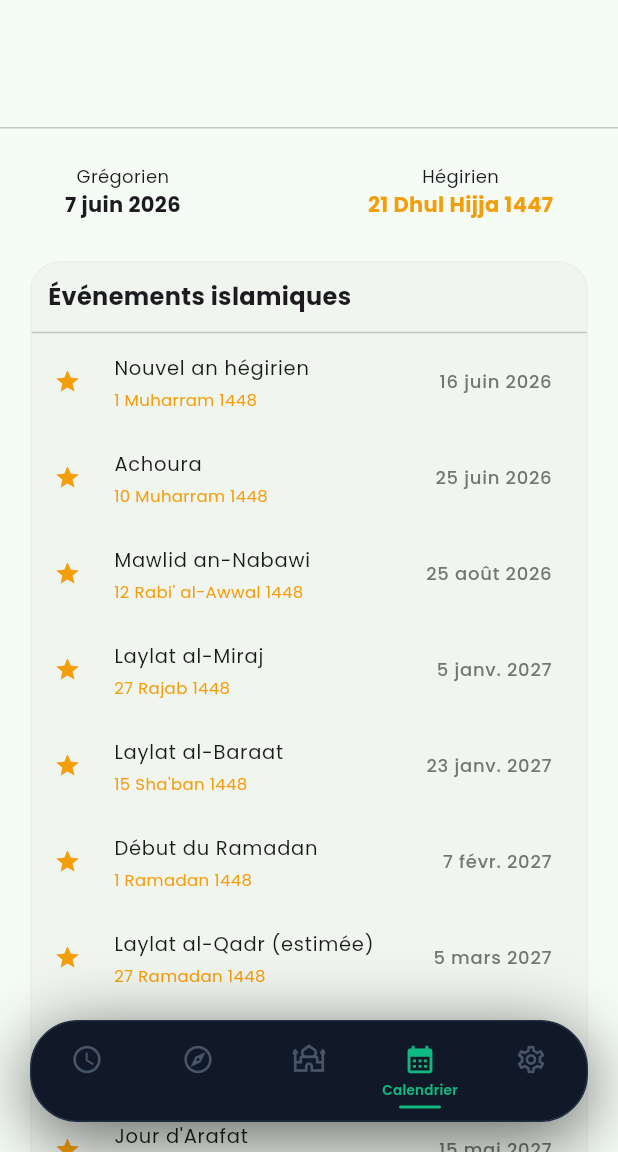
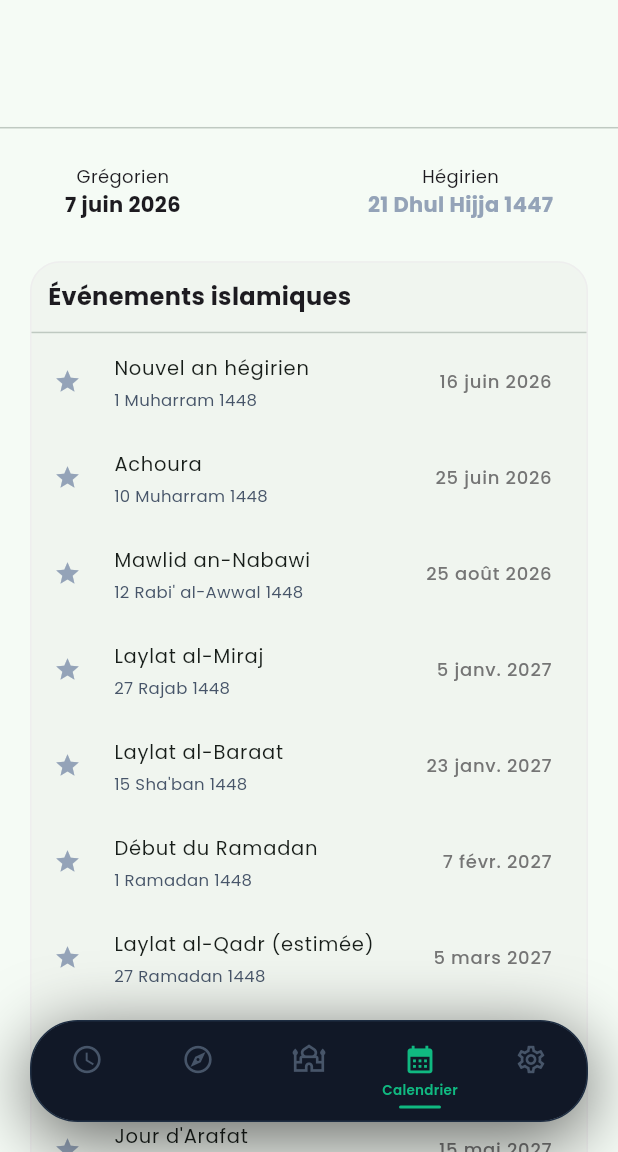
Before and after one commit to Curry-976/salah, a Flutter app: the screen it shows after launch, item 4 of the bottom bar chosen, scrolled down 576 dp, on a phone screen of 412 x 824 dp, the part 84-1236 px from its top. Run offline on Flutter 3.47's test engine with Material 3 defaults, Android fonts, the phone set to English and light mode, and no system bars; our stand-ins replace adhan, flutter_animate, flutter_compass, flutter_local_notifications, flutter_map, geocoding and 5 more; missing offline and left inert: flutter_qiblah; network calls fail.

Commit message:
refactor: réserve sémantique gold — uniquement prière active
AppColors.gold est maintenant exclusif aux états isNext :
prayer_list.dart (accent/bg/border/badge SUIVANT) et
next_prayer_banner.dart (nom arabe).

Remplacements par contexte sémantique :
- HijriDateCard : textMuted/textSecondary/textPrimary (widget utilitaire)
- Calendrier : greenLight pour isToday et event dot, textMuted pour
  le numéro hégirien secondaire, textSecondary pour événements
- Mosquées : greenLight pour le marqueur sélectionné, textMuted
  pour secteur/icône de localisation
- Qibla : textPrimary pour titre, textSecondary pour labels boussole,
  greenLight pour aiguille, green pour pivot central, border pour anneau
- Header home : textPrimary pour le titre arabe الصلوات الخمس
- Theme : secondary greenLight dans darkTheme et lightTheme

Co-Authored-By: Claude Sonnet 4.6 <noreply@anthropic.com>

```diff
--- a/lib/screens/calendar_screen.dart
+++ b/lib/screens/calendar_screen.dart
@@ -127,7 +127,7 @@ class _MonthNavigator extends StatelessWidget {
               ),
               Text(
                 hijri.formatMonthYear(),
-                style: const TextStyle(color: AppColors.gold, fontSize: 13),
+                style: const TextStyle(color: AppColors.textMuted, fontSize: 13),
               ),
             ],
           ),
@@ -206,11 +206,11 @@ class _CalendarGrid extends StatelessWidget {
                     color: isSelected
                         ? AppColors.green
                         : isToday
-                            ? AppColors.gold.withOpacity(0.2)
+                            ? AppColors.greenLight.withOpacity(0.15)
                             : null,
                     borderRadius: BorderRadius.circular(8),
                     border: isToday && !isSelected
-                        ? Border.all(color: AppColors.gold, width: 1.5)
+                        ? Border.all(color: AppColors.greenLight, width: 1.5)
                         : null,
                   ),
                   child: Column(
@@ -229,7 +229,7 @@ class _CalendarGrid extends StatelessWidget {
                           fontSize: 10,
                           color: isSelected
                               ? Colors.white.withOpacity(0.8)
-                              : AppColors.gold,
+                              : AppColors.textMuted,
                         ),
                       ),
                       if (hasEvent)
@@ -238,7 +238,7 @@ class _CalendarGrid extends StatelessWidget {
                           height: 5,
                           margin: const EdgeInsets.only(top: 1),
                           decoration: BoxDecoration(
-                            color: isSelected ? Colors.white : AppColors.gold,
+                            color: isSelected ? Colors.white : AppColors.greenLight,
                             shape: BoxShape.circle,
                           ),
                         ),
@@ -290,7 +290,7 @@ class _SelectedDayInfo extends StatelessWidget {
               Text(
                 hijri.format(),
                 style: const TextStyle(
-                    fontWeight: FontWeight.bold, color: AppColors.gold),
+                    fontWeight: FontWeight.bold, color: AppColors.textSecondary),
               ),
             ],
           ),
@@ -353,11 +353,11 @@ class _IslamicEventsCard extends StatelessWidget {
             for (final e in events)
               ListTile(
                 dense: true,
-                leading: const Icon(Icons.star, color: AppColors.gold, size: 18),
+                leading: const Icon(Icons.star, color: AppColors.textSecondary, size: 18),
                 title: Text(e.name),
                 subtitle: Text(
                   e.hijri.format(),
-                  style: const TextStyle(fontSize: 11, color: AppColors.gold),
+                  style: const TextStyle(fontSize: 11, color: AppColors.textMuted),
                 ),
                 trailing: Text(
                   fmt.format(e.greg),
--- a/lib/screens/home_screen.dart
+++ b/lib/screens/home_screen.dart
@@ -370,7 +370,7 @@ class _PrayerHeader extends StatelessWidget {
                         const Text(
                           'الصلوات الخمس',
                           style: TextStyle(
-                            color: AppColors.gold,
+                            color: AppColors.textPrimary,
                             fontSize: 26,
                             fontWeight: FontWeight.bold,
                             height: 1.1,
--- a/lib/utils/theme.dart
+++ b/lib/utils/theme.dart
@@ -48,7 +48,7 @@ class AppTheme {
     scaffoldBackgroundColor: AppColors.bgDark,
     colorScheme: const ColorScheme.dark(
       primary: AppColors.green,
-      secondary: AppColors.gold,
+      secondary: AppColors.greenLight,
       surface: AppColors.surface,
       onPrimary: Colors.white,
       onSecondary: Colors.black,
@@ -128,7 +128,7 @@ class AppTheme {
     useMaterial3: true,
     colorScheme: ColorScheme.fromSeed(
       seedColor: AppColors.green,
-      secondary: AppColors.gold,
+      secondary: AppColors.greenLight,
       brightness: Brightness.light,
     ),
     textTheme: GoogleFonts.poppinsTextTheme(),
```
Also changed, not shown: lib/screens/mosques_screen.dart (+4 -4 lines), lib/screens/qibla_screen.dart (+6 -6 lines), lib/widgets/hijri_date_card.dart (+4 -4 lines).
